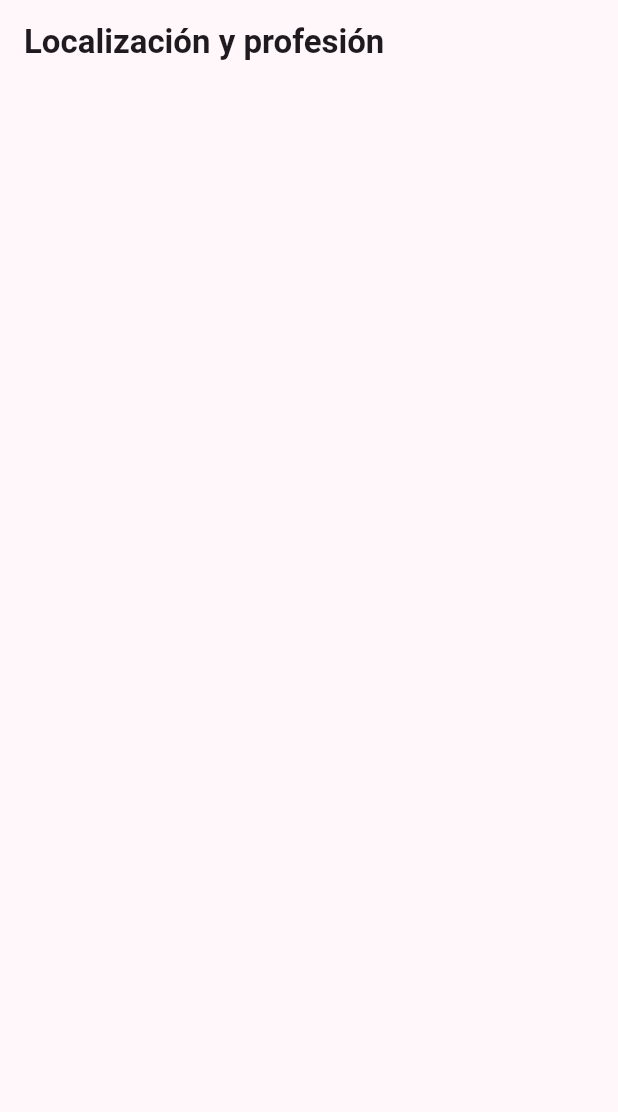
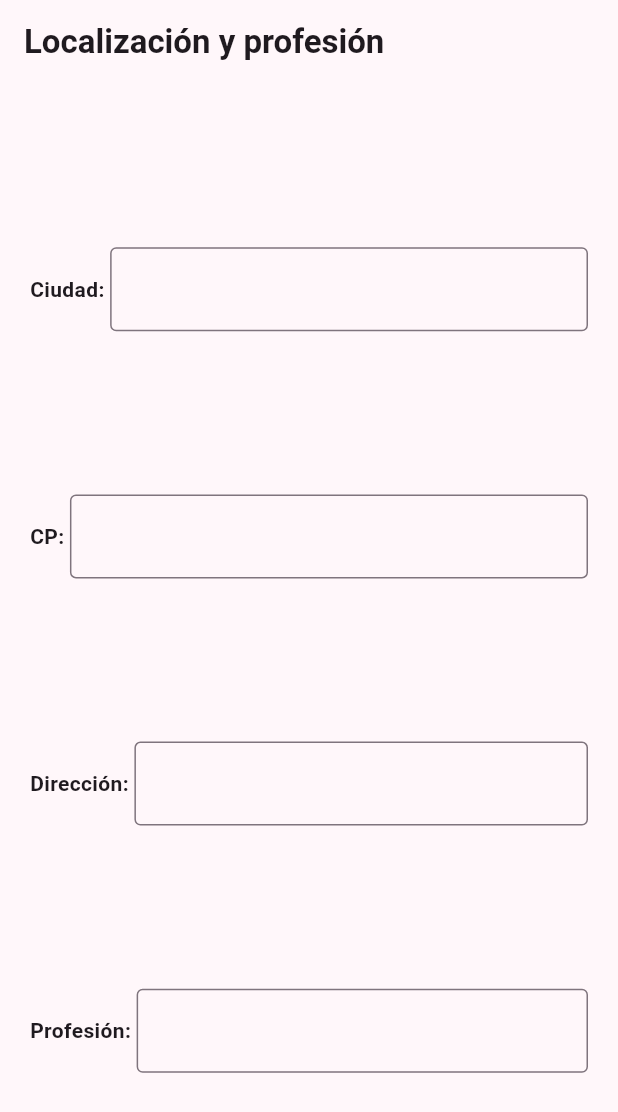
Before and after one commit to TsolidarioFG/2024-AGAELA-plataforma, a Flutter app: the LocalizationAndProfession screen opened by its route, on a phone screen of 412 x 824 dp. Shown: the top 1112 px of the screen. Run offline on Flutter 3.47's test engine with Material 3 defaults, Android fonts, the phone set to English and light mode, and no system bars; our stand-ins replace get_it, go_router; accounts and stored records are empty; generated files the repository leaves out were written again.

Commit message:
Added text fields to localization and profession screen

```diff
--- a/agaela_app/lib/features/edit_profile/screens/localization_and_profession.dart
+++ b/agaela_app/lib/features/edit_profile/screens/localization_and_profession.dart
@@ -1,6 +1,10 @@
+import 'package:agaela_app/common_widgets/default_named_form_field.dart';
 import 'package:agaela_app/common_widgets/text_appbar.dart';
+import 'package:agaela_app/features/edit_profile/models/user_profile_information.dart';
+import 'package:agaela_app/features/edit_profile/models/user_profile_information_provider.dart';
 import 'package:flutter/material.dart';
 import 'package:flutter_gen/gen_l10n/app_localizations.dart';
+import 'package:provider/provider.dart';
 
 class LocalizationAndProfession extends StatefulWidget {
   const LocalizationAndProfession({super.key});
@@ -11,12 +15,60 @@ class LocalizationAndProfession extends StatefulWidget {
 }
 
 class _LocalizationAndProfessionState extends State<LocalizationAndProfession> {
+  final _localizationAndProfessionFormKey = GlobalKey<FormState>();
+
+  final _cityController = TextEditingController();
+  final _postalCodeController = TextEditingController();
+  final _addressController = TextEditingController();
+  final _professionController = TextEditingController();
+
+  @override
+  void initState() {
+    super.initState();
+    UserProfileInformation userInformation =
+        Provider.of<UserProfileInformationProvider>(context, listen: false)
+            .userProfileInformation!;
+    _cityController.text = userInformation.city;
+    _postalCodeController.text = userInformation.postalCode;
+    _addressController.text = userInformation.address;
+    _professionController.text = userInformation.profession;
+  }
+
   @override
   Widget build(BuildContext context) {
     return Scaffold(
       appBar: TextAppbar(
           text: AppLocalizations.of(context)!
               .editProfileLocalizationAndProfessionTitle),
+      body: Form(
+        key: _localizationAndProfessionFormKey,
+        autovalidateMode: AutovalidateMode.onUserInteraction,
+        child: Column(
+          mainAxisAlignment: MainAxisAlignment.spaceEvenly,
+          children: <Widget>[
+            DefaultNamedFormField(
+                controller: _cityController,
+                name: AppLocalizations.of(context)!
+                    .editProfileLocalizationAndProfessionCityField,
+                sensitiveInformation: false),
+            DefaultNamedFormField(
+                controller: _postalCodeController,
+                name: AppLocalizations.of(context)!
+                    .editProfileLocalizationAndProfessionPostalCodeField,
+                sensitiveInformation: false),
+            DefaultNamedFormField(
+                controller: _addressController,
+                name: AppLocalizations.of(context)!
+                    .editProfileLocalizationAndProfessionAddressField,
+                sensitiveInformation: false),
+            DefaultNamedFormField(
+                controller: _professionController,
+                name: AppLocalizations.of(context)!
+                    .editProfileLocalizationAndProfessionProfessionField,
+                sensitiveInformation: false)
+          ],
+        ),
+      ),
     );
   }
 }
```
